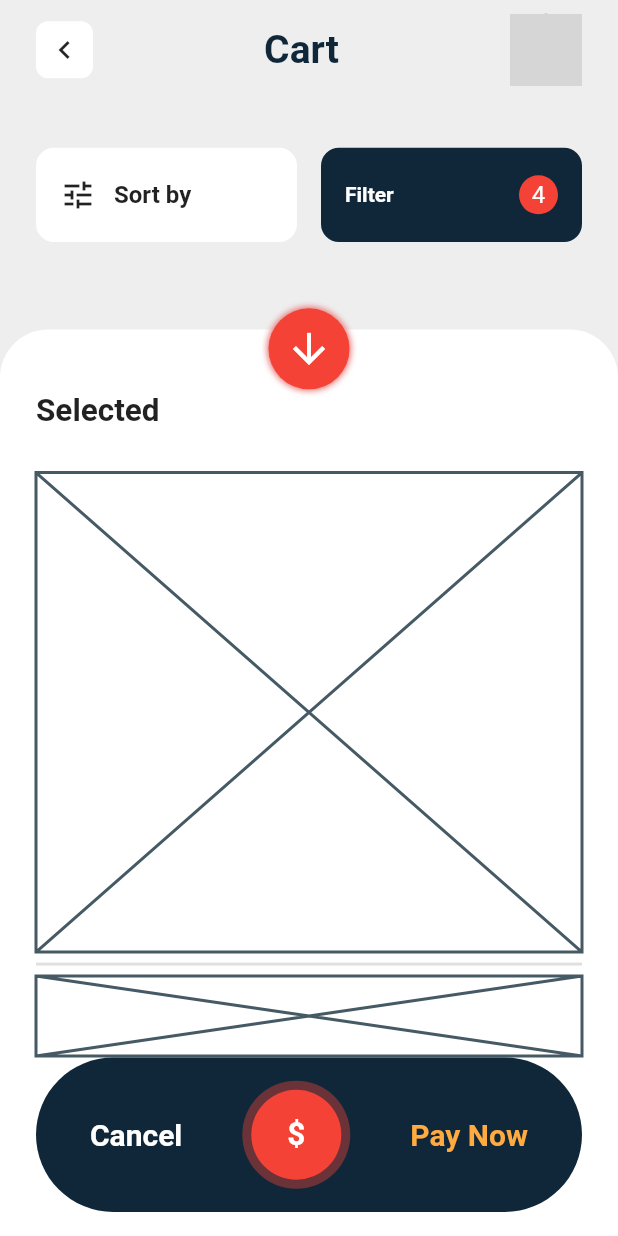
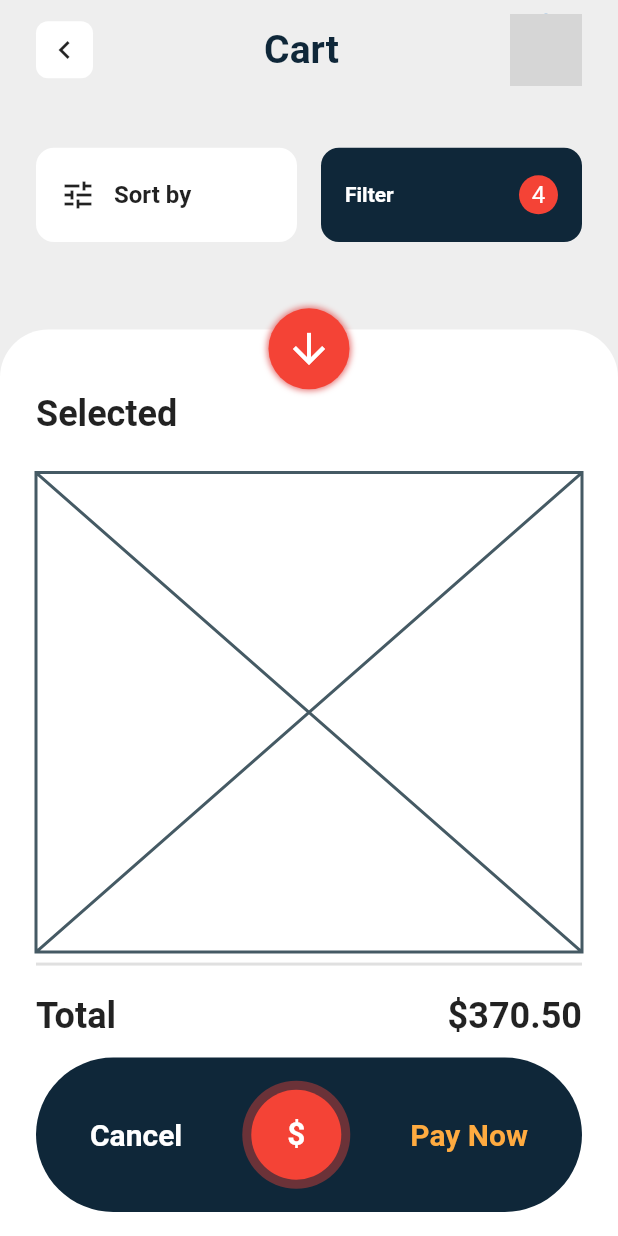
Before and after one commit to JAICHANGPARK/flutter_notebook_the_third_story, a Flutter app: the screen it shows after launch, on a phone screen of 412 x 824 dp. Run offline on Flutter 3.47's test engine with Material 2 defaults, Android fonts, the phone set to English and light mode, and no system bars; our stand-ins replace badges, dotted_border, fl_chart, google_fonts, page_transition, percent_indicator; network calls fail; grey boxes are pictures that could not be loaded.

Commit message:
Update main_page.dart

```diff
--- a/lib/e_commerce_app/main_page.dart
+++ b/lib/e_commerce_app/main_page.dart
@@ -43,9 +43,8 @@ class _CartPageState extends State<CartPage> {
                     Expanded(
                       flex: 1,
                       child: Text("Selected",style: TextStyle(
-                        fontSize: 21,
+                        fontSize: 24,
                         fontWeight: FontWeight.bold,
-
                       ),),
                     ),
                     Expanded(
@@ -57,7 +56,19 @@ class _CartPageState extends State<CartPage> {
                     ),
                     Expanded(
                       flex: 1,
-                      child: Placeholder(),
+                      child: Row(
+                        mainAxisAlignment: MainAxisAlignment.spaceBetween,
+                        children: <Widget>[
+                          Text("Total",style: TextStyle(
+                            fontWeight: FontWeight.bold,
+                            fontSize: 24
+                          ),),
+                          Text("\$370.50",style: TextStyle(
+                              fontWeight: FontWeight.bold,
+                              fontSize: 24
+                          ),)
+                        ],
+                      ),
                     )
                   ],
                 ),
```
